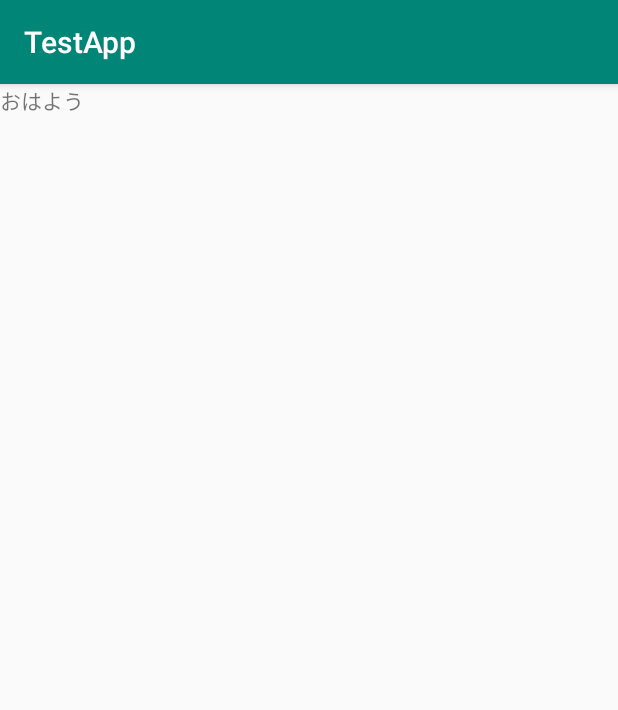
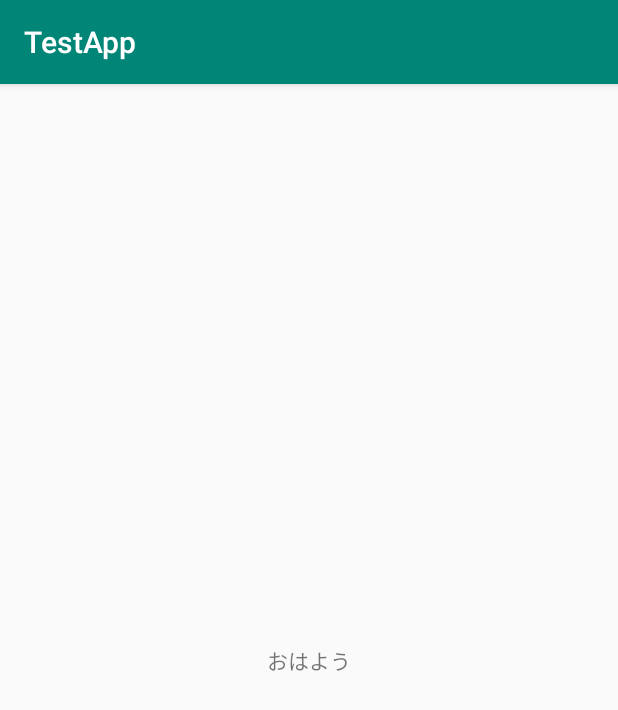
Before and after one commit to furuyatakumi/KttHACITIME, an Android app: the screen it shows after launch (MainActivity), on a phone screen of 412 x 824 dp. Shown: the top 710 px of the screen. Run offline under Robolectric (Android 15) with nearby library versions, the phone set to English and light mode, and no system bars.

Commit message:
レイアウトを変更しました

```diff
--- a/app/src/main/res/layout/activity_main.xml
+++ b/app/src/main/res/layout/activity_main.xml
@@ -9,6 +9,9 @@
     <TextView
             android:text="@string/hello"
             android:layout_width="wrap_content"
-            android:layout_height="wrap_content" tools:layout_editor_absoluteY="273dp"
-            tools:layout_editor_absoluteX="188dp" android:id="@+id/textView"/>
+            android:layout_height="wrap_content"
+            android:id="@+id/textView" app:layout_constraintEnd_toEndOf="parent" android:layout_marginEnd="8dp"
+            app:layout_constraintStart_toStartOf="parent" android:layout_marginStart="8dp"
+            android:layout_marginTop="8dp" app:layout_constraintTop_toTopOf="parent" android:layout_marginBottom="8dp"
+            app:layout_constraintBottom_toBottomOf="parent"/>
 </android.support.constraint.ConstraintLayout>
```
